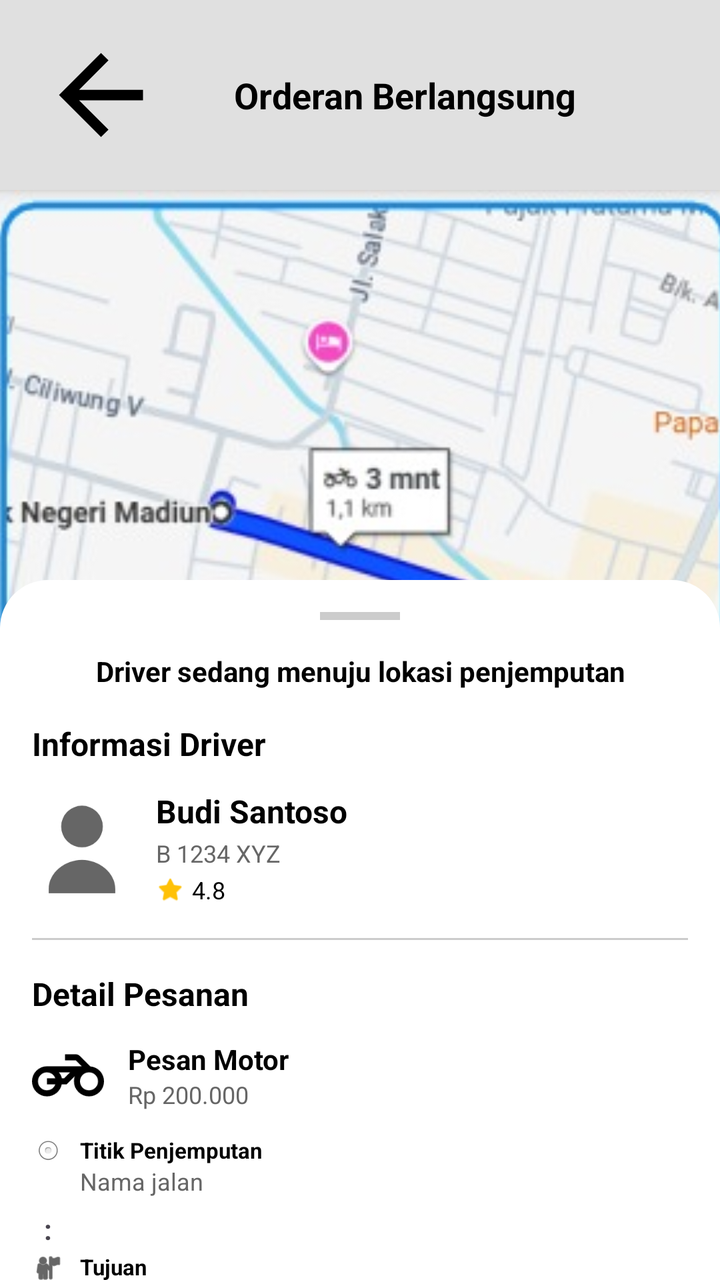
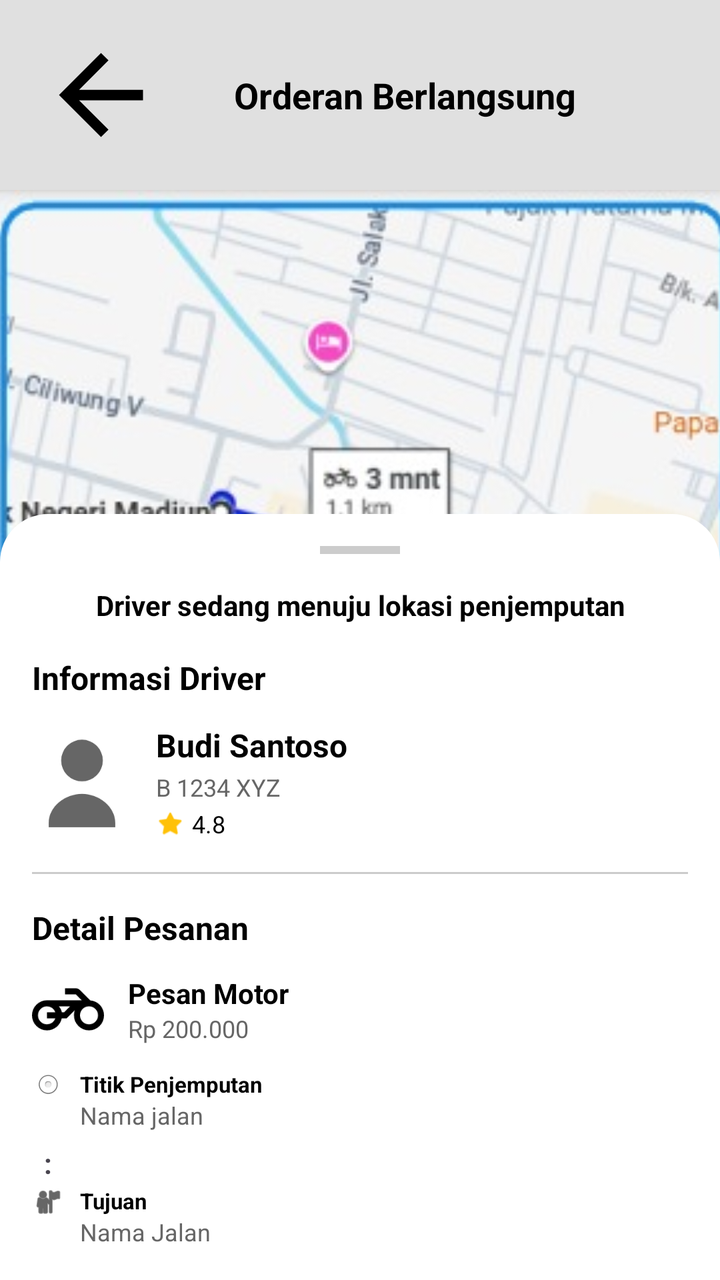

Two renders of the same Android screen: before a commit and after it. Below are the layout's source before the change and the commit's diff.
<!-- AndroidManifest.xml: application theme Theme.NgGojek -->
<!-- res/layout/activity_orderan_berlangsung.xml -->
<?xml version="1.0" encoding="utf-8"?>
<androidx.coordinatorlayout.widget.CoordinatorLayout xmlns:android="http://schemas.android.com/apk/res/android"
    xmlns:app="http://schemas.android.com/apk/res-auto"
    xmlns:tools="http://schemas.android.com/tools"
    android:layout_width="match_parent"
    android:layout_height="match_parent"
    tools:context=".order.OrderanBerlangsungActivity">

    
    <LinearLayout
        android:id="@+id/headerLayout"
        android:layout_width="match_parent"
        android:layout_height="wrap_content"
        android:background="#E0E0E0"
        android:padding="16dp"
        android:orientation="horizontal"
        android:gravity="center_vertical"
        android:elevation="4dp">

        <ImageView
            android:id="@+id/btnBack"
            android:layout_width="69dp"
            android:layout_height="63dp"
            android:src="@drawable/ic_arrow_back"
            app:tint="#000000" />

        <TextView
            android:layout_width="match_parent"
            android:layout_height="wrap_content"
            android:text="Orderan Berlangsung"
            android:textColor="#000000"
            android:textSize="18sp"
            android:textStyle="bold"
            android:gravity="center"
            android:layout_marginEnd="24dp"/>
    </LinearLayout>

    
    <ImageView
        android:id="@+id/imgMaps"
        android:layout_width="match_parent"
        android:layout_height="match_parent"
        android:src="@drawable/maps"
        android:scaleType="centerCrop"
        android:layout_marginTop="95dp"
        android:contentDescription="Maps View" />

    
    <LinearLayout
        android:id="@+id/bottomSheet"
        android:layout_width="match_parent"
        android:layout_height="wrap_content"
        android:orientation="vertical"
        android:padding="16dp"
        android:background="@drawable/bg_rounded_top"
        app:layout_behavior="com.google.android.material.bottomsheet.BottomSheetBehavior"
        app:behavior_peekHeight="350dp">

        
        <View
            android:layout_width="40dp"
            android:layout_height="4dp"
            android:layout_gravity="center_horizontal"
            android:background="#CCCCCC"
            android:layout_marginBottom="16dp"/>

        <ScrollView
            android:layout_width="match_parent"
            android:layout_height="wrap_content">

            <LinearLayout
                android:layout_width="match_parent"
                android:layout_height="wrap_content"
                android:orientation="vertical">

                
                <TextView
                    android:layout_width="match_parent"
                    android:layout_height="wrap_content"
                    android:text="Driver sedang menuju lokasi penjemputan"
                    android:textSize="14sp"
                    android:textStyle="bold"
                    android:textColor="#000000"
                    android:gravity="center"
                    android:layout_marginBottom="16dp"/>

                
                <TextView
                    android:layout_width="wrap_content"
                    android:layout_height="wrap_content"
                    android:text="Informasi Driver"
                    android:textStyle="bold"
                    android:textColor="#000"
                    android:textSize="16sp"
                    android:layout_marginBottom="12dp"/>

                <LinearLayout
                    android:layout_width="match_parent"
                    android:layout_height="wrap_content"
                    android:orientation="horizontal"
                    android:gravity="center_vertical"
                    android:layout_marginBottom="16dp">

                    <ImageView
                        android:layout_width="50dp"
                        android:layout_height="50dp"
                        android:src="@drawable/profile"
                        app:tint="#666666"
                        android:layout_marginEnd="12dp"/>

                    <LinearLayout
                        android:layout_width="0dp"
                        android:layout_height="wrap_content"
                        android:layout_weight="1"
                        android:orientation="vertical">

                        <TextView
                            android:id="@+id/tvNamaDriver"
                            android:layout_width="wrap_content"
                            android:layout_height="wrap_content"
                            android:text="Budi Santoso"
                            android:textStyle="bold"
                            android:textSize="16sp"
                            android:textColor="#000"/>

                        <TextView
                            android:id="@+id/tvNopolDriver"
                            android:layout_width="wrap_content"
                            android:layout_height="wrap_content"
                            android:text="B 1234 XYZ"
                            android:textSize="12sp"
                            android:textColor="#666666"
                            android:layout_marginTop="2dp"/>

                        <LinearLayout
                            android:layout_width="wrap_content"
                            android:layout_height="wrap_content"
                            android:orientation="horizontal"
                            android:gravity="center_vertical"
                            android:layout_marginTop="2dp">

                            <ImageView
                                android:layout_width="14dp"
                                android:layout_height="14dp"
                                android:src="@android:drawable/btn_star_big_on"
                                app:tint="#FFC107"
                                android:layout_marginEnd="4dp"/>

                            <TextView
                                android:id="@+id/tvRatingDriver"
                                android:layout_width="wrap_content"
                                android:layout_height="wrap_content"
                                android:text="4.8"
                                android:textSize="12sp"
                                android:textColor="#000"/>
                        </LinearLayout>
                    </LinearLayout>
                </LinearLayout>

                <View
                    android:layout_width="match_parent"
                    android:layout_height="1dp"
                    android:background="#CCCCCC"
                    android:layout_marginBottom="16dp"/>

                
                <TextView
                    android:layout_width="wrap_content"
                    android:layout_height="wrap_content"
                    android:text="Detail Pesanan"
                    android:textStyle="bold"
                    android:textColor="#000"
                    android:textSize="16sp"
                    android:layout_marginBottom="12dp"/>

                
                <LinearLayout
                    android:layout_width="match_parent"
                    android:layout_height="wrap_content"
                    android:gravity="center_vertical"
                    android:orientation="horizontal"
                    android:layout_marginBottom="12dp">

                    <ImageView
                        android:id="@+id/imgTransportIcon"
                        android:layout_width="36dp"
                        android:layout_height="36dp"
                        android:src="@drawable/motor"
                        app:tint="#000"
                        android:layout_marginEnd="12dp"/>

                    <LinearLayout
                        android:layout_width="0dp"
                        android:layout_height="wrap_content"
                        android:layout_weight="1"
                        android:orientation="vertical">

                        <TextView
                            android:id="@+id/tvJenisLayanan"
                            android:layout_width="wrap_content"
                            android:layout_height="wrap_content"
                            android:text="Pesan Motor"
                            android:textStyle="bold"
                            android:textSize="14sp"
                            android:textColor="#000"/>

                        <TextView
                            android:id="@+id/tvHargaLayanan"
                            android:layout_width="wrap_content"
                            android:layout_height="wrap_content"
                            android:text="Rp 200.000"
                            android:textSize="12sp"
                            android:textColor="#666666"/>
                    </LinearLayout>
                </LinearLayout>

                
                <LinearLayout
                    android:layout_width="match_parent"
                    android:layout_height="wrap_content"
                    android:orientation="horizontal"
                    android:layout_marginBottom="8dp">

                    <ImageView
                        android:layout_width="16dp"
                        android:layout_height="16dp"
                        android:src="@android:drawable/btn_radio"
                        android:layout_marginEnd="8dp"/>

                    <LinearLayout
                        android:layout_width="match_parent"
                        android:layout_height="wrap_content"
                        android:orientation="vertical">
                        <TextView
                            android:layout_width="wrap_content"
                            android:layout_height="wrap_content"
                            android:text="Titik Penjemputan"
                            android:textStyle="bold"
                            android:textColor="#000"
                            android:textSize="11sp"/>
                        <TextView
                            android:id="@+id/tvAlamatJemput"
                            android:layout_width="wrap_content"
                            android:layout_height="wrap_content"
                            android:text="Nama jalan"
                            android:textSize="12sp"
                            android:textColor="#666666"/>
                    </LinearLayout>
                </LinearLayout>

                <TextView
                    android:layout_width="16dp"
                    android:layout_height="wrap_content"
                    android:text=":"
                    android:gravity="center"
                    android:textStyle="bold"
                    android:layout_marginBottom="2dp"
                    android:layout_marginTop="-2dp"/>

                <LinearLayout
                    android:layout_width="match_parent"
                    android:layout_height="wrap_content"
                    android:orientation="horizontal">

                    <ImageView
                        android:layout_width="16dp"
                        android:layout_height="16dp"
                        android:src="@android:drawable/ic_menu_myplaces"
                        app:tint="#000"
                        android:layout_marginEnd="8dp"/>

                    <LinearLayout
                        android:layout_width="match_parent"
                        android:layout_height="wrap_content"
                        android:orientation="vertical">
                        <TextView
                            android:layout_width="wrap_content"
                            android:layout_height="wrap_content"
                            android:text="Tujuan"
                            android:textStyle="bold"
                            android:textColor="#000"
                            android:textSize="11sp"/>
                        <TextView
                            android:id="@+id/tvAlamatTujuan"
                            android:layout_width="wrap_content"
                            android:layout_height="wrap_content"
                            android:text="Nama Jalan"
                            android:textSize="12sp"
                            android:textColor="#666666"/>
                    </LinearLayout>
                </LinearLayout>

            </LinearLayout>
        </ScrollView>
    </LinearLayout>

</androidx.coordinatorlayout.widget.CoordinatorLayout>
<!-- resources referenced by this layout -->
<resources>
  <!-- drawable bg_rounded_top (drawable) -->
  <?xml version="1.0" encoding="utf-8"?>
  <shape xmlns:android="http://schemas.android.com/apk/res/android">
      <solid android:color="#FFFFFF"/>
      <corners android:topLeftRadius="24dp" android:topRightRadius="24dp"/>
  </shape>
  <!-- drawable ic_arrow_back (drawable) -->
  <vector xmlns:android="http://schemas.android.com/apk/res/android" android:autoMirrored="true" android:height="24dp" android:tint="#000000" android:viewportHeight="960" android:viewportWidth="960" android:width="24dp">
        
      <path android:fillColor="@android:color/white" android:pathData="M313,520L537,744L480,800L160,480L480,160L537,216L313,440L800,440L800,520L313,520Z"/>
      
  </vector>
  <!-- drawable maps: jpg bitmap (drawable, 38183 bytes) -->
  <!-- drawable motor (drawable) -->
  <vector xmlns:android="http://schemas.android.com/apk/res/android" android:height="24dp" android:tint="#000000" android:viewportHeight="960" android:viewportWidth="960" android:width="24dp">
        
      <path android:fillColor="@android:color/white" android:pathData="M428,440L398,440Q393,440 383,440Q373,440 358,440L508,440L428,440ZM200,760Q117,760 58.5,701.5Q0,643 0,560Q0,477 58.5,418.5Q117,360 200,360L664,360L584,280Q584,280 584,280Q584,280 584,280L440,280L440,200L583,200Q599,200 613.5,206Q628,212 639,223L778,362Q856,368 908,425Q960,482 960,560Q960,643 901.5,701.5Q843,760 760,760Q677,760 618.5,701.5Q560,643 560,560Q560,542 562.5,524.5Q565,507 572,490L572,490L462,600L396,600Q382,670 327,715Q272,760 200,760ZM760,680Q810,680 845,645Q880,610 880,560Q880,510 845,475Q810,440 760,440Q710,440 675,475Q640,510 640,560Q640,610 675,645Q710,680 760,680ZM200,680Q238,680 268.5,658Q299,636 312,600L200,600L200,520L312,520Q299,484 268.5,462Q238,440 200,440Q150,440 115,475Q80,510 80,560Q80,610 115,645Q150,680 200,680ZM398,520L428,520L508,440L358,440Q373,457 383,477Q393,497 398,520Z"/>
      
  </vector>
  <!-- drawable profile (drawable) -->
  <vector xmlns:android="http://schemas.android.com/apk/res/android"
      android:width="24dp"
      android:height="24dp"
      android:viewportWidth="24"
      android:viewportHeight="24">
      <path
          android:fillColor="#000"
          android:pathData="M12,12a5,5 0 1,0 0,-10a5,5 0 1,0 0,10zM4,22c0,-4 4,-7 8,-7s8,3 8,7v1H4v-1z"/>
  </vector>
  <style name="Theme.NgGojek" parent="Base.Theme.NgGojek" />
  <style name="Base.Theme.NgGojek" parent="Theme.Material3.DayNight.NoActionBar">
          
          
          <item name="android:windowBackground">@color/white</item>
          <item name="colorSecondaryContainer">@android:color/transparent</item>
      </style>
  <color name="white">#FFFFFFFF</color>
</resources>

<!-- the commit's change to res/layout/activity_orderan_berlangsung.xml (unified diff, before → after) -->
@@ -54,7 +54,7 @@
         android:padding="16dp"
         android:background="@drawable/bg_rounded_top"
         app:layout_behavior="com.google.android.material.bottomsheet.BottomSheetBehavior"
-        app:behavior_peekHeight="350dp">
+        app:behavior_peekHeight="500dp">
 
         
         <View
@@ -64,234 +64,229 @@
             android:background="#CCCCCC"
             android:layout_marginBottom="16dp"/>
 
-        <ScrollView
+        <LinearLayout
             android:layout_width="match_parent"
-            android:layout_height="wrap_content">
-
-            <LinearLayout
-                android:layout_width="match_parent"
-                android:layout_height="wrap_content"
-                android:orientation="vertical">
-
-                
-                <TextView
-                    android:layout_width="match_parent"
-                    android:layout_height="wrap_content"
-                    android:text="Driver sedang menuju lokasi penjemputan"
-                    android:textSize="14sp"
-                    android:textStyle="bold"
-                    android:textColor="#000000"
-                    android:gravity="center"
-                    android:layout_marginBottom="16dp"/>
-
-                
-                <TextView
-                    android:layout_width="wrap_content"
-                    android:layout_height="wrap_content"
-                    android:text="Informasi Driver"
-                    android:textStyle="bold"
-                    android:textColor="#000"
-                    android:textSize="16sp"
-                    android:layout_marginBottom="12dp"/>
-
-                <LinearLayout
-                    android:layout_width="match_parent"
-                    android:layout_height="wrap_content"
-                    android:orientation="horizontal"
-                    android:gravity="center_vertical"
-                    android:layout_marginBottom="16dp">
-
-                    <ImageView
-                        android:layout_width="50dp"
-                        android:layout_height="50dp"
-                        android:src="@drawable/profile"
-                        app:tint="#666666"
-                        android:layout_marginEnd="12dp"/>
+            android:layout_height="wrap_content"
+            android:orientation="vertical">
+
+            
+            <TextView
+                android:layout_width="match_parent"
+                android:layout_height="wrap_content"
+                android:text="Driver sedang menuju lokasi penjemputan"
+                android:textSize="14sp"
+                android:textStyle="bold"
+                android:textColor="#000000"
+                android:gravity="center"
+                android:layout_marginBottom="16dp"/>
+
+            
+            <TextView
+                android:layout_width="wrap_content"
+                android:layout_height="wrap_content"
+                android:text="Informasi Driver"
+                android:textStyle="bold"
+                android:textColor="#000"
+                android:textSize="16sp"
+                android:layout_marginBottom="12dp"/>
+
+            <LinearLayout
+                android:layout_width="match_parent"
+                android:layout_height="wrap_content"
+                android:orientation="horizontal"
+                android:gravity="center_vertical"
+                android:layout_marginBottom="16dp">
+
+                <ImageView
+                    android:layout_width="50dp"
+                    android:layout_height="50dp"
+                    android:src="@drawable/profile"
+                    app:tint="#666666"
+                    android:layout_marginEnd="12dp"/>
+
+                <LinearLayout
+                    android:layout_width="0dp"
+                    android:layout_height="wrap_content"
+                    android:layout_weight="1"
+                    android:orientation="vertical">
+
+                    <TextView
+                        android:id="@+id/tvNamaDriver"
+                        android:layout_width="wrap_content"
+                        android:layout_height="wrap_content"
+                        android:text="Budi Santoso"
+                        android:textStyle="bold"
+                        android:textSize="16sp"
+                        android:textColor="#000"/>
+
+                    <TextView
+                        android:id="@+id/tvNopolDriver"
+                        android:layout_width="wrap_content"
+                        android:layout_height="wrap_content"
+                        android:text="B 1234 XYZ"
+                        android:textSize="12sp"
+                        android:textColor="#666666"
+                        android:layout_marginTop="2dp"/>
 
                     <LinearLayout
-                        android:layout_width="0dp"
-                        android:layout_height="wrap_content"
-                        android:layout_weight="1"
-                        android:orientation="vertical">
+                        android:layout_width="wrap_content"
+                        android:layout_height="wrap_content"
+                        android:orientation="horizontal"
+                        android:gravity="center_vertical"
+                        android:layout_marginTop="2dp">
+
+                        <ImageView
+                            android:layout_width="14dp"
+                            android:layout_height="14dp"
+                            android:src="@android:drawable/btn_star_big_on"
+                            app:tint="#FFC107"
+                            android:layout_marginEnd="4dp"/>
 
                         <TextView
-                            android:id="@+id/tvNamaDriver"
+                            android:id="@+id/tvRatingDriver"
                             android:layout_width="wrap_content"
                             android:layout_height="wrap_content"
-                            android:text="Budi Santoso"
-                            android:textStyle="bold"
-                            android:textSize="16sp"
+                            android:text="4.8"
+                            android:textSize="12sp"
                             android:textColor="#000"/>
-
-                        <TextView
-                            android:id="@+id/tvNopolDriver"
-                            android:layout_width="wrap_content"
-                            android:layout_height="wrap_content"
-                            android:text="B 1234 XYZ"
-                            android:textSize="12sp"
-                            android:textColor="#666666"
-                            android:layout_marginTop="2dp"/>
-
-                        <LinearLayout
-                            android:layout_width="wrap_content"
-                            android:layout_height="wrap_content"
-                            android:orientation="horizontal"
-                            android:gravity="center_vertical"
-                            android:layout_marginTop="2dp">
-
-                            <ImageView
-                                android:layout_width="14dp"
-                                android:layout_height="14dp"
-                                android:src="@android:drawable/btn_star_big_on"
-                                app:tint="#FFC107"
-                                android:layout_marginEnd="4dp"/>
-
-                            <TextView
-                                android:id="@+id/tvRatingDriver"
-                                android:layout_width="wrap_content"
-                                android:layout_height="wrap_content"
-                                android:text="4.8"
-                                android:textSize="12sp"
-                                android:textColor="#000"/>
-                        </LinearLayout>
                     </LinearLayout>
                 </LinearLayout>
-
-                <View
+            </LinearLayout>
+
+            <View
+                android:layout_width="match_parent"
+                android:layout_height="1dp"
+                android:background="#CCCCCC"
+                android:layout_marginBottom="16dp"/>
+
+            
+            <TextView
+                android:layout_width="wrap_content"
+                android:layout_height="wrap_content"
+                android:text="Detail Pesanan"
+                android:textStyle="bold"
+                android:textColor="#000"
+                android:textSize="16sp"
+                android:layout_marginBottom="12dp"/>
+
+            
+            <LinearLayout
+                android:layout_width="match_parent"
+                android:layout_height="wrap_content"
+                android:gravity="center_vertical"
+                android:orientation="horizontal"
+                android:layout_marginBottom="12dp">
+
+                <ImageView
+                    android:id="@+id/imgTransportIcon"
+                    android:layout_width="36dp"
+                    android:layout_height="36dp"
+                    android:src="@drawable/motor"
+                    app:tint="#000"
+                    android:layout_marginEnd="12dp"/>
+
+                <LinearLayout
+                    android:layout_width="0dp"
+                    android:layout_height="wrap_content"
+                    android:layout_weight="1"
+                    android:orientation="vertical">
+
+                    <TextView
+                        android:id="@+id/tvJenisLayanan"
+                        android:layout_width="wrap_content"
+                        android:layout_height="wrap_content"
+                        android:text="Pesan Motor"
+                        android:textStyle="bold"
+                        android:textSize="14sp"
+                        android:textColor="#000"/>
+
+                    <TextView
+                        android:id="@+id/tvHargaLayanan"
+                        android:layout_width="wrap_content"
+                        android:layout_height="wrap_content"
+                        android:text="Rp 200.000"
+                        android:textSize="12sp"
+                        android:textColor="#666666"/>
+                </LinearLayout>
+            </LinearLayout>
+
+            
+            <LinearLayout
+                android:layout_width="match_parent"
+                android:layout_height="wrap_content"
+                android:orientation="horizontal"
+                android:layout_marginBottom="8dp">
+
+                <ImageView
+                    android:layout_width="16dp"
+                    android:layout_height="16dp"
+                    android:src="@android:drawable/btn_radio"
+                    android:layout_marginEnd="8dp"/>
+
+                <LinearLayout
                     android:layout_width="match_parent"
-                    android:layout_height="1dp"
-                    android:background="#CCCCCC"
-                    android:layout_marginBottom="16dp"/>
-
-                
-                <TextView
-                    android:layout_width="wrap_content"
-                    android:layout_height="wrap_content"
-                    android:text="Detail Pesanan"
-                    android:textStyle="bold"
-                    android:textColor="#000"
-                    android:textSize="16sp"
-                    android:layout_marginBottom="12dp"/>
-
-                
+                    android:layout_height="wrap_content"
+                    android:orientation="vertical">
+                    <TextView
+                        android:layout_width="wrap_content"
+                        android:layout_height="wrap_content"
+                        android:text="Titik Penjemputan"
+                        android:textStyle="bold"
+                        android:textColor="#000"
+                        android:textSize="11sp"/>
+                    <TextView
+                        android:id="@+id/tvAlamatJemput"
+                        android:layout_width="wrap_content"
+                        android:layout_height="wrap_content"
+                        android:text="Nama jalan"
+                        android:textSize="12sp"
+                        android:textColor="#666666"/>
+                </LinearLayout>
+            </LinearLayout>
+
+            <TextView
+                android:layout_width="16dp"
+                android:layout_height="wrap_content"
+                android:text=":"
+                android:gravity="center"
+                android:textStyle="bold"
+                android:layout_marginBottom="2dp"
+                android:layout_marginTop="-2dp"/>
+
+            <LinearLayout
+                android:layout_width="match_parent"
+                android:layout_height="wrap_content"
+                android:orientation="horizontal">
+
+                <ImageView
+                    android:layout_width="16dp"
+                    android:layout_height="16dp"
+                    android:src="@android:drawable/ic_menu_myplaces"
+                    app:tint="#000"
+                    android:layout_marginEnd="8dp"/>
+
                 <LinearLayout
                     android:layout_width="match_parent"
                     android:layout_height="wrap_content"
-                    android:gravity="center_vertical"
-                    android:orientation="horizontal"
-                    android:layout_marginBottom="12dp">
-
-                    <ImageView
-                        android:id="@+id/imgTransportIcon"
-                        android:layout_width="36dp"
-                        android:layout_height="36dp"
-                        android:src="@drawable/motor"
-                        app:tint="#000"
-                        android:layout_marginEnd="12dp"/>
-
-                    <LinearLayout
-                        android:layout_width="0dp"
-                        android:layout_height="wrap_content"
-                        android:layout_weight="1"
-                        android:orientation="vertical">
-
-                        <TextView
-                            android:id="@+id/tvJenisLayanan"
-                            android:layout_width="wrap_content"
-                            android:layout_height="wrap_content"
-                            android:text="Pesan Motor"
-                            android:textStyle="bold"
-                            android:textSize="14sp"
-                            android:textColor="#000"/>
-
-                        <TextView
-                            android:id="@+id/tvHargaLayanan"
-                            android:layout_width="wrap_content"
-                            android:layout_height="wrap_content"
-                            android:text="Rp 200.000"
-                            android:textSize="12sp"
-                            android:textColor="#666666"/>
-                    </LinearLayout>
-                </LinearLayout>
-
-                
-                <LinearLayout
-                    android:layout_width="match_parent"
-                    android:layout_height="wrap_content"
-                    android:orientation="horizontal"
-                    android:layout_marginBottom="8dp">
-
-                    <ImageView
-                        android:layout_width="16dp"
-                        android:layout_height="16dp"
-                        android:src="@android:drawable/btn_radio"
-                        android:layout_marginEnd="8dp"/>
-
-                    <LinearLayout
-                        android:layout_width="match_parent"
-                        android:layout_height="wrap_content"
-                        android:orientation="vertical">
-                        <TextView
-                            android:layout_width="wrap_content"
-                            android:layout_height="wrap_content"
-                            android:text="Titik Penjemputan"
-                            android:textStyle="bold"
-                            android:textColor="#000"
-                            android:textSize="11sp"/>
-                        <TextView
-                            android:id="@+id/tvAlamatJemput"
-                            android:layout_width="wrap_content"
-                            android:layout_height="wrap_content"
-                            android:text="Nama jalan"
-                            android:textSize="12sp"
-                            android:textColor="#666666"/>
-                    </LinearLayout>
-                </LinearLayout>
-
-                <TextView
-                    android:layout_width="16dp"
-                    android:layout_height="wrap_content"
-                    android:text=":"
-                    android:gravity="center"
-                    android:textStyle="bold"
-                    android:layout_marginBottom="2dp"
-                    android:layout_marginTop="-2dp"/>
-
-                <LinearLayout
-                    android:layout_width="match_parent"
-                    android:layout_height="wrap_content"
-                    android:orientation="horizontal">
-
-                    <ImageView
-                        android:layout_width="16dp"
-                        android:layout_height="16dp"
-                        android:src="@android:drawable/ic_menu_myplaces"
-                        app:tint="#000"
-                        android:layout_marginEnd="8dp"/>
-
-                    <LinearLayout
-                        android:layout_width="match_parent"
-                        android:layout_height="wrap_content"
-                        android:orientation="vertical">
-                        <TextView
-                            android:layout_width="wrap_content"
-                            android:layout_height="wrap_content"
-                            android:text="Tujuan"
-                            android:textStyle="bold"
-                            android:textColor="#000"
-                            android:textSize="11sp"/>
-                        <TextView
-                            android:id="@+id/tvAlamatTujuan"
-                            android:layout_width="wrap_content"
-                            android:layout_height="wrap_content"
-                            android:text="Nama Jalan"
-                            android:textSize="12sp"
-                            android:textColor="#666666"/>
-                    </LinearLayout>
-                </LinearLayout>
-
-            </LinearLayout>
-        </ScrollView>
+                    android:orientation="vertical">
+                    <TextView
+                        android:layout_width="wrap_content"
+                        android:layout_height="wrap_content"
+                        android:text="Tujuan"
+                        android:textStyle="bold"
+                        android:textColor="#000"
+                        android:textSize="11sp"/>
+                    <TextView
+                        android:id="@+id/tvAlamatTujuan"
+                        android:layout_width="wrap_content"
+                        android:layout_height="wrap_content"
+                        android:text="Nama Jalan"
+                        android:textSize="12sp"
+                        android:textColor="#666666"/>
+                </LinearLayout>
+            </LinearLayout>
+
+        </LinearLayout>
     </LinearLayout>
 
 </androidx.coordinatorlayout.widget.CoordinatorLayout>
